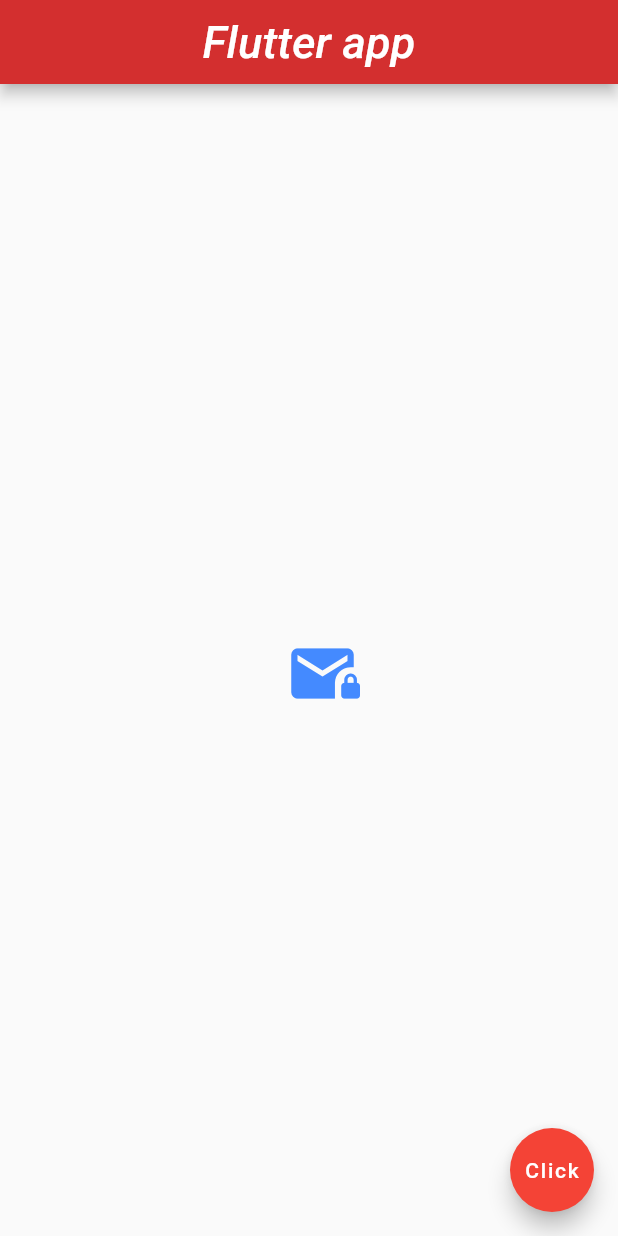
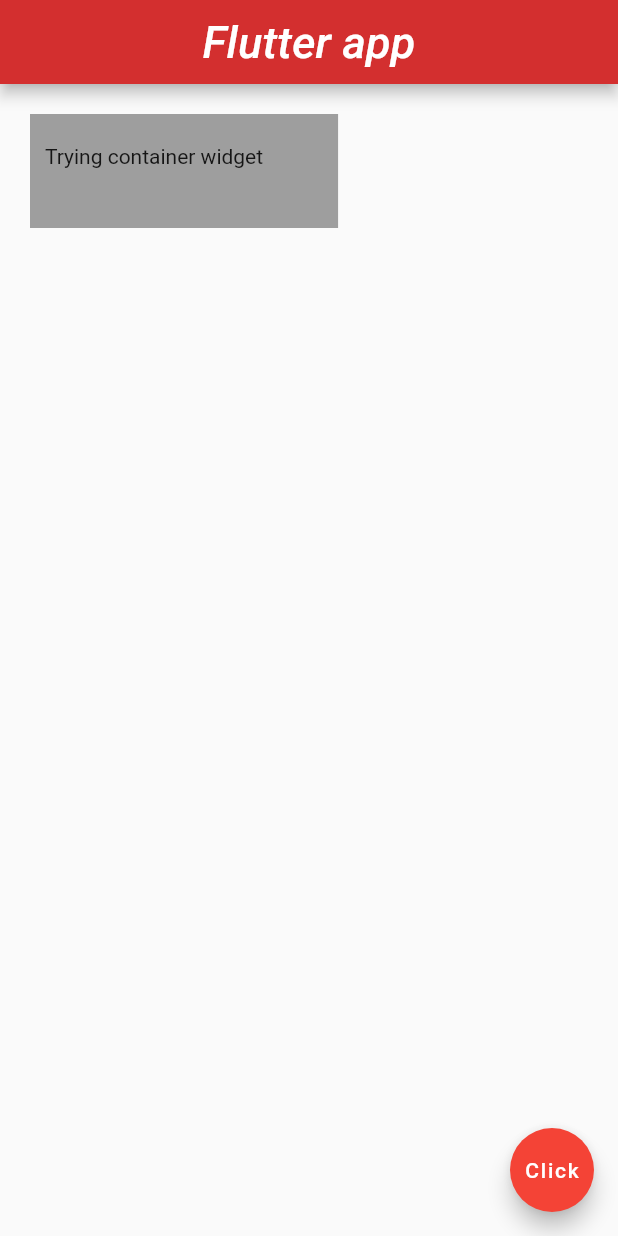
Before and after one commit to gmshimon/Flutter_practise, a Flutter app: the screen it shows after launch, on a phone screen of 412 x 824 dp. Run offline on Flutter 3.47's test engine with Material 2 defaults, Android fonts, the phone set to English and light mode, and no system bars.

Commit message:
container_padding_margin

```diff
--- a/lib/main.dart
+++ b/lib/main.dart
@@ -21,14 +21,12 @@ class Home extends StatelessWidget {
         backgroundColor: Colors.red[700],
         centerTitle: true,
       ),
-      body: Center(
-          child: IconButton(
-              onPressed: () {},
-              icon: Icon(
-                Icons.mail_lock,
-                color: Colors.blueAccent,
-                size: 50,
-              ))),
+      body: Container(
+        padding: EdgeInsets.fromLTRB(10, 20, 50, 40),
+        margin: EdgeInsets.all(20.0),
+        color: Colors.grey,
+        child: Text("Trying container widget"),
+      ),
       floatingActionButton: FloatingActionButton(
         onPressed: () {},
         child: Text("Click"),
```
